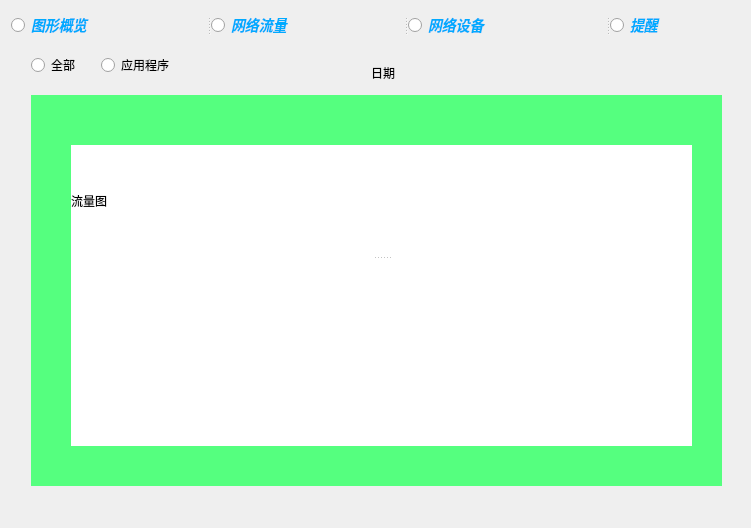
Qt form qt_2.ui (2001hhhu/Ptms) before a commit.
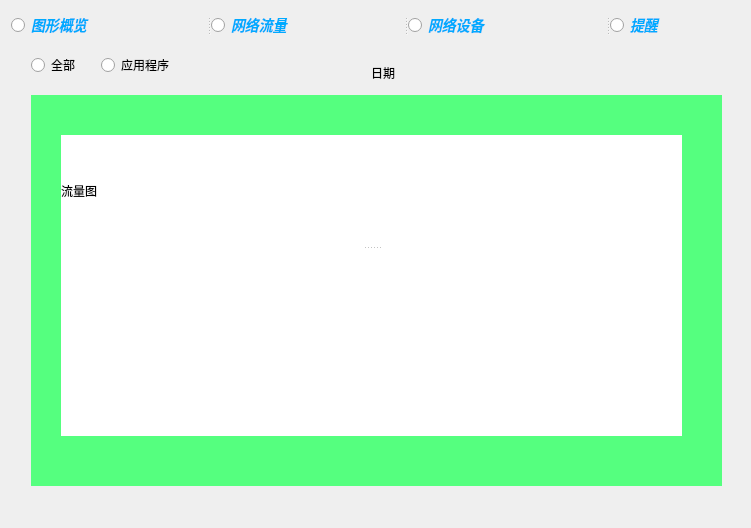
The same form after that commit. Custom widgets are drawn as their Qt base class.

```diff
--- a/qt_2.ui
+++ b/qt_2.ui
@@ -298,8 +298,8 @@
         <widget class="QSplitter" name="splitter_2">
          <property name="geometry">
           <rect>
-           <x>40</x>
-           <y>50</y>
+           <x>30</x>
+           <y>40</y>
            <width>621</width>
            <height>301</height>
           </rect>
```
Left out of the diff: 4 changed lines with no effect on the pictures.
